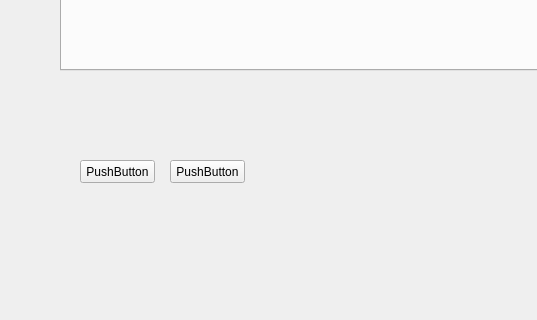
The window that cpp/8H82600/mainwindow.ui (huayunfly/goiot) describes before a commit, drawn with Qt 5; both pictures show x 0 to 537 and y 280 to 600 of the 800 by 600 pixel window.
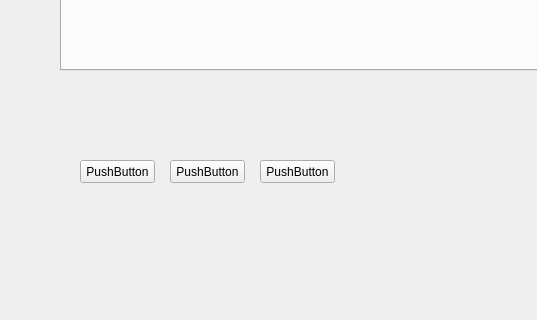
The same window after the commit.

Patch:
```diff
--- a/cpp/8H82600/mainwindow.ui
+++ b/cpp/8H82600/mainwindow.ui
@@ -63,6 +63,19 @@
      <string>PushButton</string>
     </property>
    </widget>
+   <widget class="QPushButton" name="pushButton_3">
+    <property name="geometry">
+     <rect>
+      <x>260</x>
+      <y>440</y>
+      <width>75</width>
+      <height>23</height>
+     </rect>
+    </property>
+    <property name="text">
+     <string>PushButton</string>
+    </property>
+   </widget>
   </widget>
   <widget class="QMenuBar" name="menubar">
    <property name="geometry">
```
